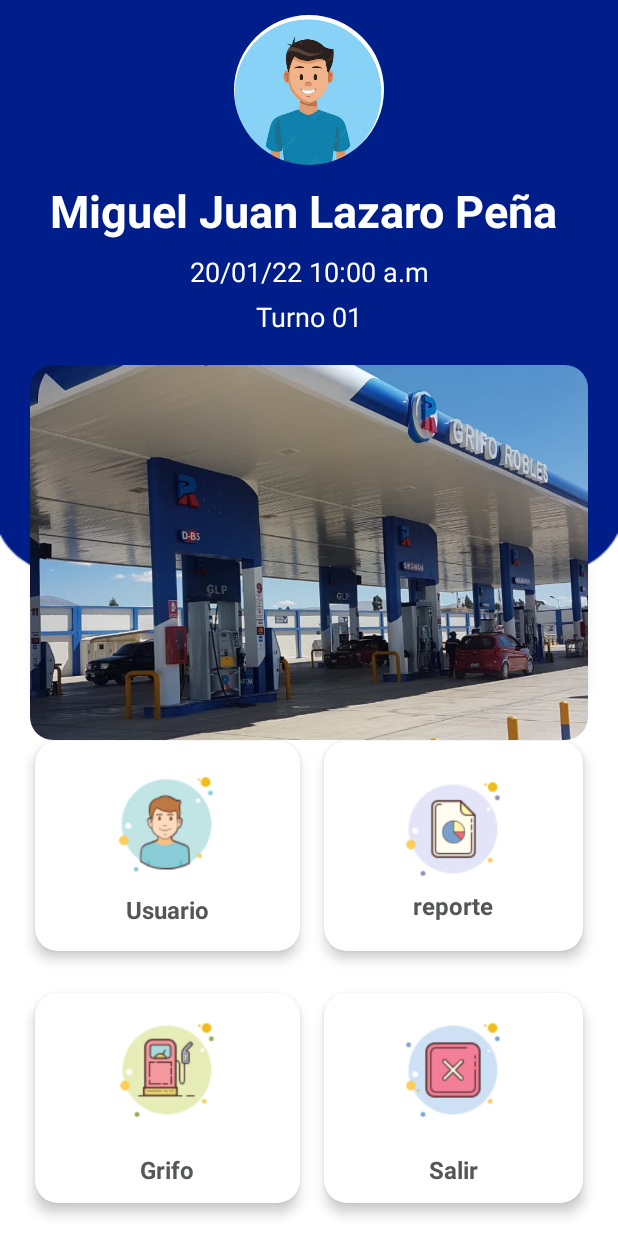
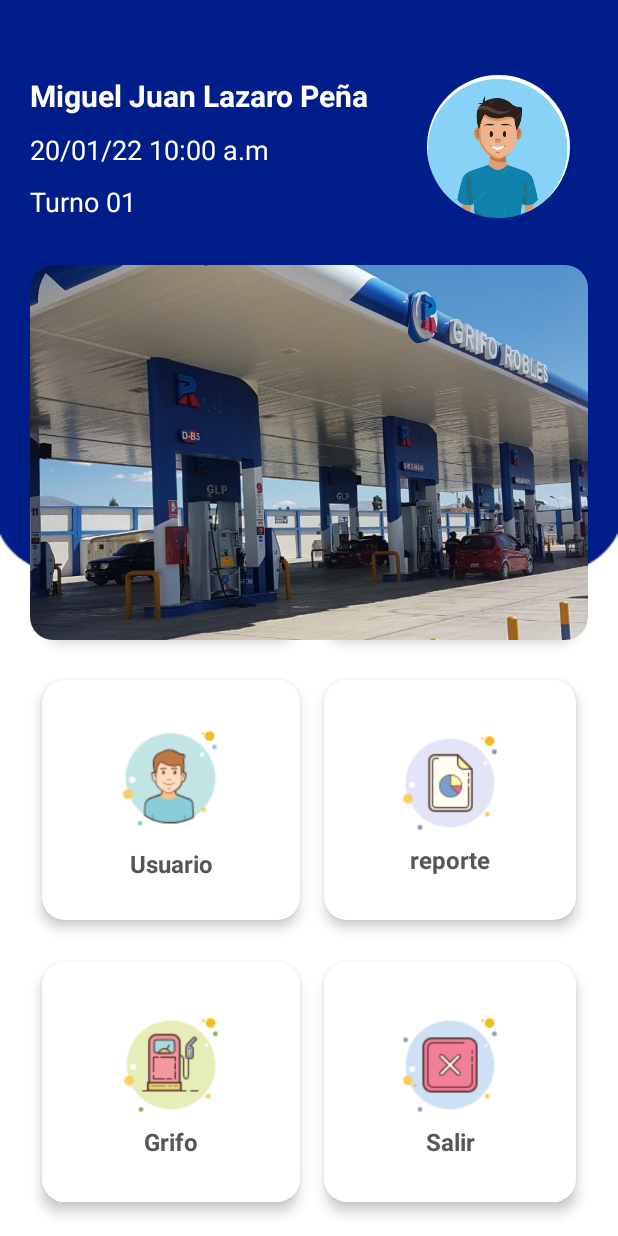
Before and after one commit to melinallacuag/fragmentMenu, an Android app: the MainFragment screen opened directly, with no data from a screen before it, on a phone screen of 412 x 824 dp. Run offline under Robolectric (Android 15) with nearby library versions, the phone set to English and light mode, and no system bars.

Commit message:
actualizacion de diseño de menu principal

```diff
--- a/app/src/main/res/layout/fragment_main.xml
+++ b/app/src/main/res/layout/fragment_main.xml
@@ -11,9 +11,9 @@
         android:id="@+id/gridLayout"
         android:layout_width="match_parent"
         android:layout_height="wrap_content"
-        android:layout_marginStart="15dp"
-        android:layout_marginTop="20dp"
-        android:layout_marginEnd="15dp"
+        android:layout_marginStart="20dp"
+        android:layout_marginTop="10dp"
+        android:layout_marginEnd="20dp"
         android:layout_marginBottom="10dp"
         android:layout_weight="12"
         android:columnCount="2"
@@ -28,7 +28,7 @@
         <androidx.cardview.widget.CardView
             android:id="@+id/cardTienda"
             android:layout_width="wrap_content"
-            android:layout_height="140dp"
+            android:layout_height="160dp"
             android:layout_rowWeight="1"
             android:layout_columnWeight="1"
             android:layout_margin="10sp"
@@ -66,7 +66,7 @@
         <androidx.cardview.widget.CardView
             android:id="@+id/cardGrifo"
             android:layout_width="wrap_content"
-            android:layout_height="140dp"
+            android:layout_height="160dp"
             android:layout_rowWeight="1"
             android:layout_columnWeight="1"
             android:layout_margin="8sp"
@@ -106,7 +106,7 @@
         <androidx.cardview.widget.CardView
             android:id="@+id/cardPerfil"
             android:layout_width="1dp"
-            android:layout_height="140dp"
+            android:layout_height="160dp"
             android:layout_rowWeight="1"
             android:layout_columnWeight="1"
             android:layout_margin="8dp"
@@ -146,7 +146,7 @@
         <androidx.cardview.widget.CardView
             android:id="@+id/cardReporte"
             android:layout_width="wrap_content"
-            android:layout_height="140dp"
+            android:layout_height="160dp"
             android:layout_rowWeight="1"
             android:layout_columnWeight="1"
             android:layout_margin="8dp"
@@ -185,7 +185,7 @@
         <androidx.cardview.widget.CardView
             android:id="@+id/card"
             android:layout_width="wrap_content"
-            android:layout_height="140dp"
+            android:layout_height="160dp"
             android:layout_rowWeight="1"
             android:layout_columnWeight="1"
             android:layout_margin="8dp"
@@ -205,7 +205,7 @@
                 <ImageView
                     android:layout_width="80sp"
                     android:layout_height="80sp"
-                    android:layout_marginBottom="15sp"
+
                     android:src="@drawable/icon_gas" />
 
                 <TextView
@@ -225,7 +225,7 @@
         <androidx.cardview.widget.CardView
             android:id="@+id/cardSalir"
             android:layout_width="wrap_content"
-            android:layout_height="140dp"
+            android:layout_height="160dp"
             android:layout_rowWeight="1"
             android:layout_columnWeight="1"
             android:layout_margin="8dp"
@@ -245,7 +245,7 @@
                 <ImageView
                     android:layout_width="80sp"
                     android:layout_height="80sp"
-                    android:layout_marginBottom="15sp"
+
                     android:src="@drawable/icon_close" />
 
                 <TextView
@@ -267,12 +267,14 @@
 
     <com.google.android.material.imageview.ShapeableImageView
         android:id="@+id/shapeableImageView"
-        android:layout_width="100dp"
-        android:layout_height="100dp"
-        android:layout_marginTop="10dp"
+        android:layout_width="95dp"
+        android:layout_height="95dp"
+        android:layout_marginTop="50dp"
+        android:layout_marginEnd="20dp"
         android:scaleType="centerCrop"
         android:src="@drawable/foto_empleador"
         app:layout_constraintEnd_toEndOf="parent"
+        app:layout_constraintHorizontal_bias="0.959"
         app:layout_constraintStart_toStartOf="parent"
         app:layout_constraintTop_toTopOf="parent"
         app:shapeAppearanceOverlay="@style/roudperfil" />
@@ -281,26 +283,26 @@
         android:id="@+id/nombre"
         android:layout_width="wrap_content"
         android:layout_height="wrap_content"
-        android:layout_marginTop="10dp"
+        android:layout_marginTop="50dp"
+        android:layout_marginStart="20dp"
         android:text="Miguel Juan Lazaro Peña "
         android:textAlignment="viewStart"
         android:textColor="#FFFFFF"
-        android:textSize="30dp"
+        android:textSize="20dp"
         android:textStyle="bold"
-        app:layout_constraintEnd_toEndOf="parent"
         app:layout_constraintStart_toStartOf="parent"
-        app:layout_constraintTop_toBottomOf="@+id/shapeableImageView" />
+        app:layout_constraintTop_toTopOf="parent" />
 
     <TextView
         android:id="@+id/turno"
         android:layout_width="wrap_content"
         android:layout_height="wrap_content"
-        android:layout_marginTop="5dp"
+        android:layout_marginTop="10dp"
+        android:layout_marginStart="20dp"
         android:text="Turno 01"
         android:textAlignment="viewStart"
         android:textColor="#FFFFFF"
         android:textSize="18dp"
-        app:layout_constraintEnd_toEndOf="parent"
         app:layout_constraintStart_toStartOf="parent"
         app:layout_constraintTop_toBottomOf="@+id/horario" />
 
@@ -308,12 +310,12 @@
         android:id="@+id/horario"
         android:layout_width="wrap_content"
         android:layout_height="wrap_content"
-        android:layout_marginTop="8dp"
+        android:layout_marginTop="10dp"
+        android:layout_marginStart="20dp"
         android:text="20/01/22 10:00 a.m"
         android:textAlignment="viewStart"
         android:textColor="#FFFFFF"
         android:textSize="18dp"
-        app:layout_constraintEnd_toEndOf="parent"
         app:layout_constraintStart_toStartOf="parent"
         app:layout_constraintTop_toBottomOf="@+id/nombre" />
 
@@ -322,13 +324,13 @@
         android:layout_width="match_parent"
         android:layout_height="250dp"
         android:layout_marginStart="20dp"
-        android:layout_marginTop="20dp"
+        android:layout_marginTop="30dp"
         android:layout_marginEnd="20dp"
         android:adjustViewBounds="true"
         android:scaleType="centerCrop"
         android:src="@drawable/img03"
         app:layout_constraintEnd_toEndOf="parent"
-        app:layout_constraintHorizontal_bias="0.0"
+        app:layout_constraintHorizontal_bias="1.0"
         app:layout_constraintStart_toStartOf="parent"
         app:layout_constraintTop_toBottomOf="@+id/turno"
         app:shapeAppearanceOverlay="@style/roudimage" />
```
